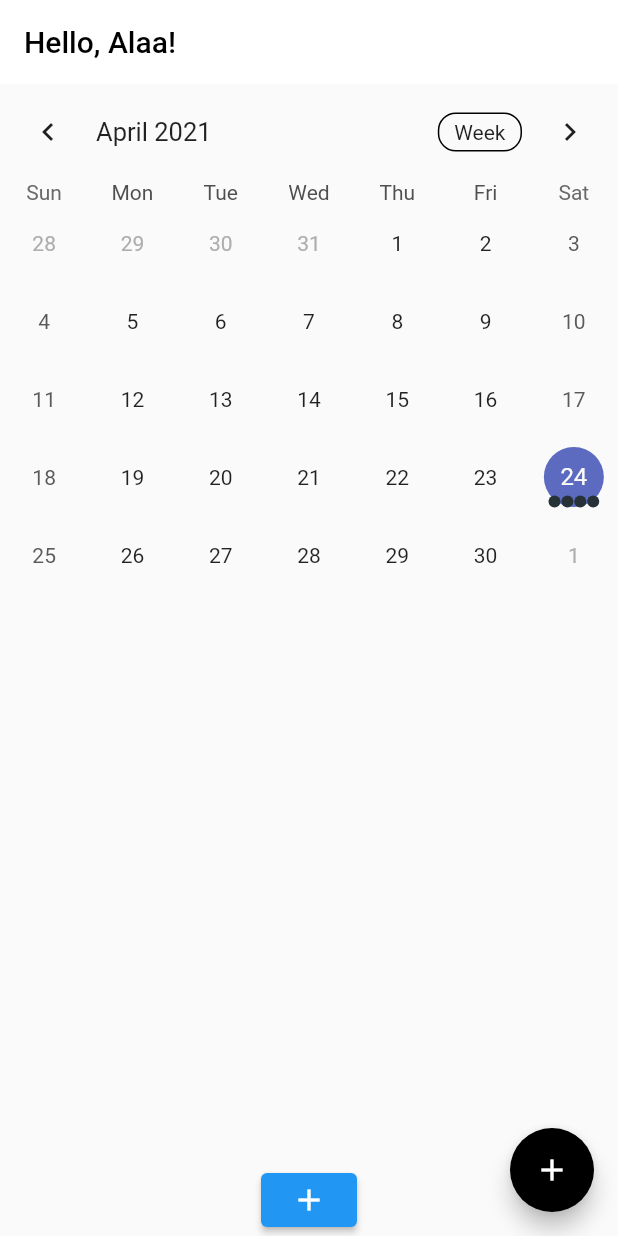
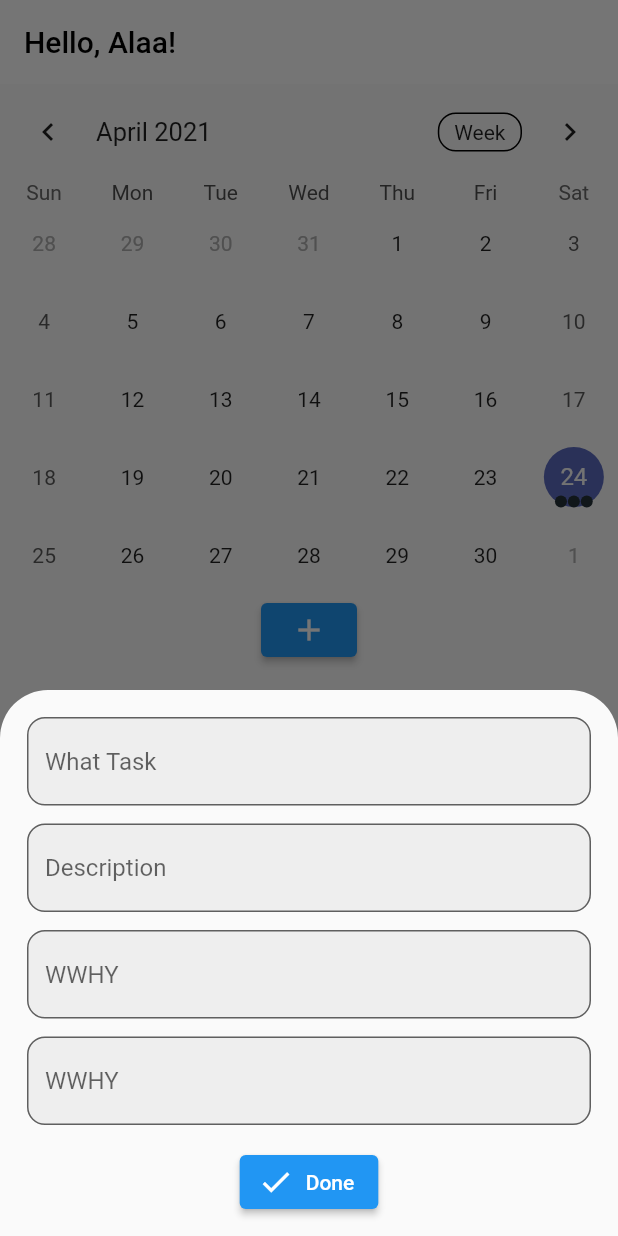
Before and after one commit to AlaaEdAouimeur/Mirac-Flutter-Time-Managment-App, a Flutter app: the screen it shows after launch, after a tap on the "add" icon, on a phone screen of 412 x 824 dp. Run offline on Flutter 3.47's test engine with Material 2 defaults, Android fonts, the phone set to English and light mode, and no system bars; drawn by our look-alikes of table_calendar; our stand-ins replace syncfusion_flutter_calendar.

Commit message:
added bottomsheet with callback

```diff
--- /dev/null
+++ b/lib/UI/BottomSheets/add_task_bottomsheet.dart
@@ -0,0 +1,53 @@
+import 'package:flutter/material.dart';
+import 'package:tyme/UI/Components/AppTextField.dart';
+import 'package:tyme/models/Task.dart';
+
+class AddTaskBottomSheet extends StatelessWidget {
+  final DateTime? selectedDay;
+
+  const AddTaskBottomSheet({Key? key, this.selectedDay}) : super(key: key);
+
+  @override
+  Widget build(BuildContext context) {
+    return ConstrainedBox(
+      constraints:
+          BoxConstraints(maxHeight: MediaQuery.of(context).size.height - 30),
+      child: SingleChildScrollView(
+          child: Padding(
+        padding: const EdgeInsets.all(12.0),
+        child: Column(
+          children: [
+            AppTextField(
+              hintText: 'What Task',
+            ),
+            AppTextField(
+              hintText: 'Description',
+            ),
+            AppTextField(
+              hintText: 'WWHY',
+            ),
+            AppTextField(
+              hintText: 'WWHY',
+            ),
+            SizedBox(
+              height: 8,
+            ),
+            ElevatedButton.icon(
+                onPressed: () {
+                  Navigator.of(context).pop(Task(
+                      color: Colors.red,
+                      dateStart: selectedDay ?? DateTime.now(),
+                      dateEnd: selectedDay ?? DateTime.now(),
+                      iconData: Icons.history_edu,
+                      isAllDay: false,
+                      note: 'dsd',
+                      title: 'dsd'));
+                },
+                icon: Icon(Icons.done),
+                label: Text('Done'))
+          ],
+        ),
+      )),
+    );
+  }
+}
--- /dev/null
+++ b/lib/UI/Components/AppTextField.dart
@@ -0,0 +1,31 @@
+import 'package:flutter/material.dart';
+
+class AppTextField extends StatelessWidget {
+  final String? hintText;
+
+  const AppTextField({Key? key, this.hintText}) : super(key: key);
+  @override
+  Widget build(BuildContext context) {
+    return Padding(
+      padding: const EdgeInsets.all(6.0),
+      child: TextField(
+        decoration: InputDecoration(
+            border: OutlineInputBorder(
+              borderRadius: BorderRadius.all(
+                Radius.circular(12),
+              ),
+            ),
+            hintText: hintText,
+            focusedBorder: OutlineInputBorder(
+                borderRadius: BorderRadius.all(
+                  Radius.circular(12),
+                ),
+                borderSide: BorderSide(width: 1.5)),
+            filled: true,
+            fillColor: Colors.grey[200]),
+        onChanged: (s) {},
+        onTap: () {},
+      ),
+    );
+  }
+}
--- a/lib/UI/Components/calendar.dart
+++ b/lib/UI/Components/calendar.dart
@@ -1,6 +1,7 @@
 import 'package:flutter/material.dart';
 import 'package:flutter/scheduler.dart';
 import 'package:table_calendar/table_calendar.dart';
+import 'package:tyme/UI/BottomSheets/add_task_bottomsheet.dart';
 import 'package:tyme/models/Task.dart';
 import 'package:tyme/utils/dateUtils.dart';
 
@@ -34,9 +35,29 @@ class _CalendarWidgetState extends State<CalendarWidget> {
     });
   }
 
+  void _showBottomSheet(BuildContext context) async {
+    final Task? task = await showModalBottomSheet<Task>(
+        isScrollControlled: true,
+        clipBehavior: Clip.antiAlias,
+        shape: RoundedRectangleBorder(
+          borderRadius: BorderRadius.only(
+              topLeft: Radius.circular(32), topRight: Radius.circular(32)),
+        ),
+        context: context,
+        builder: (context) {
+          return AddTaskBottomSheet(
+            selectedDay: _selectedDay,
+          );
+        });
+    setState(() {
+      tasks.add(task ?? tasks[0]);
+    });
+  }
+
   @override
   Widget build(BuildContext context) {
-    return Column(
+    return SingleChildScrollView(
+      child: Column(
         mainAxisAlignment: MainAxisAlignment.spaceBetween,
         children: [
           TableCalendar(
@@ -58,8 +79,8 @@ class _CalendarWidgetState extends State<CalendarWidget> {
                 setState(() => calendarFormat = newFormat),
           ),
           ElevatedButton(
-            onPressed: () {
-              setState(() {
+              onPressed: () => _showBottomSheet(context),
+              /*   setState(() {
                   tasks.add(Task(
                       color: Colors.red,
                       dateStart: _selectedDay,
@@ -68,10 +89,11 @@ class _CalendarWidgetState extends State<CalendarWidget> {
                       isAllDay: false,
                       note: 'dsd',
                       title: 'dsd'));
-              });
-            },
+                });*/
+
               child: Icon(Icons.add))
         ],
+      ),
     );
   }
 
--- a/lib/UI/HomePage.dart
+++ b/lib/UI/HomePage.dart
@@ -56,15 +56,6 @@ class _HomePageState extends State<HomePage> {
           )
         ],
       ),*/
-      floatingActionButton: FloatingActionButton(
-        focusColor: Colors.black,
-        backgroundColor: Colors.black,
-        child: Icon(
-          Icons.add,
-          color: Colors.white,
-        ),
-        onPressed: () {},
-      ),
     );
   }
 
--- /dev/null
+++ b/lib/extensions.dart
@@ -0,0 +1 @@
+//TODO: ADD CONTEXT EXTENNSION FOR BOTTM SHEET
```
Lines whose indentation alone changed are shown as unchanged.
